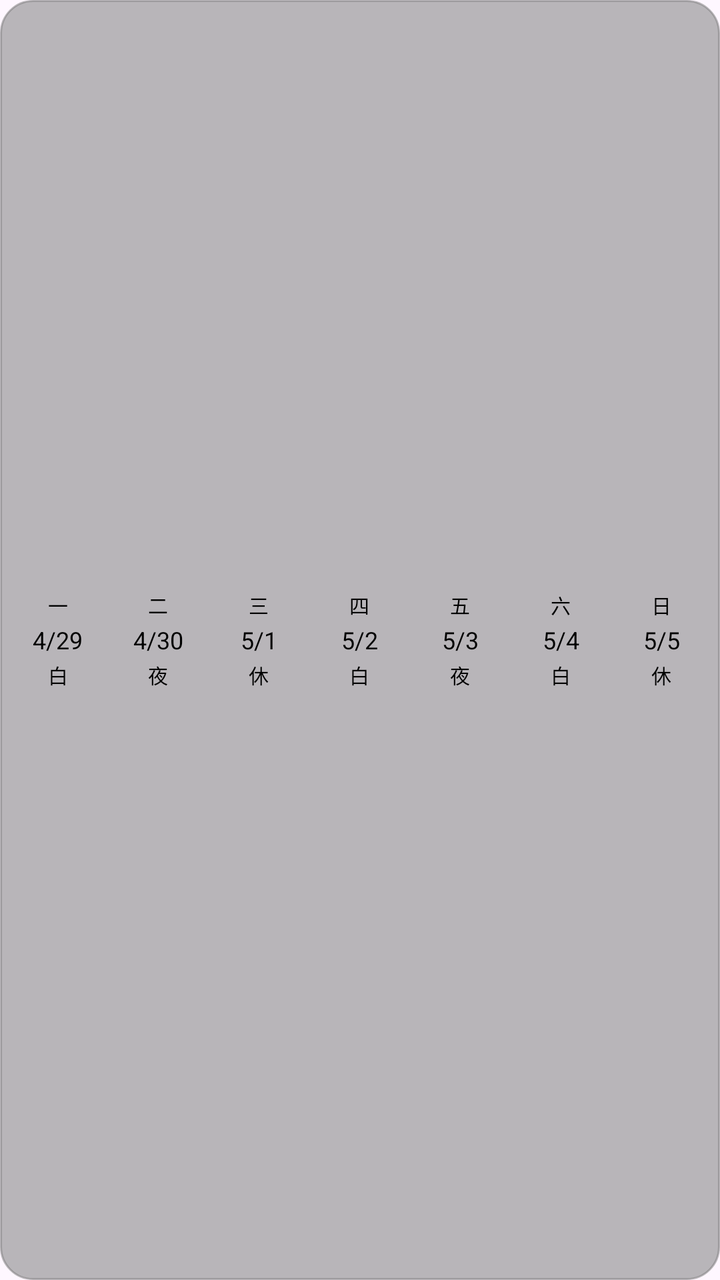
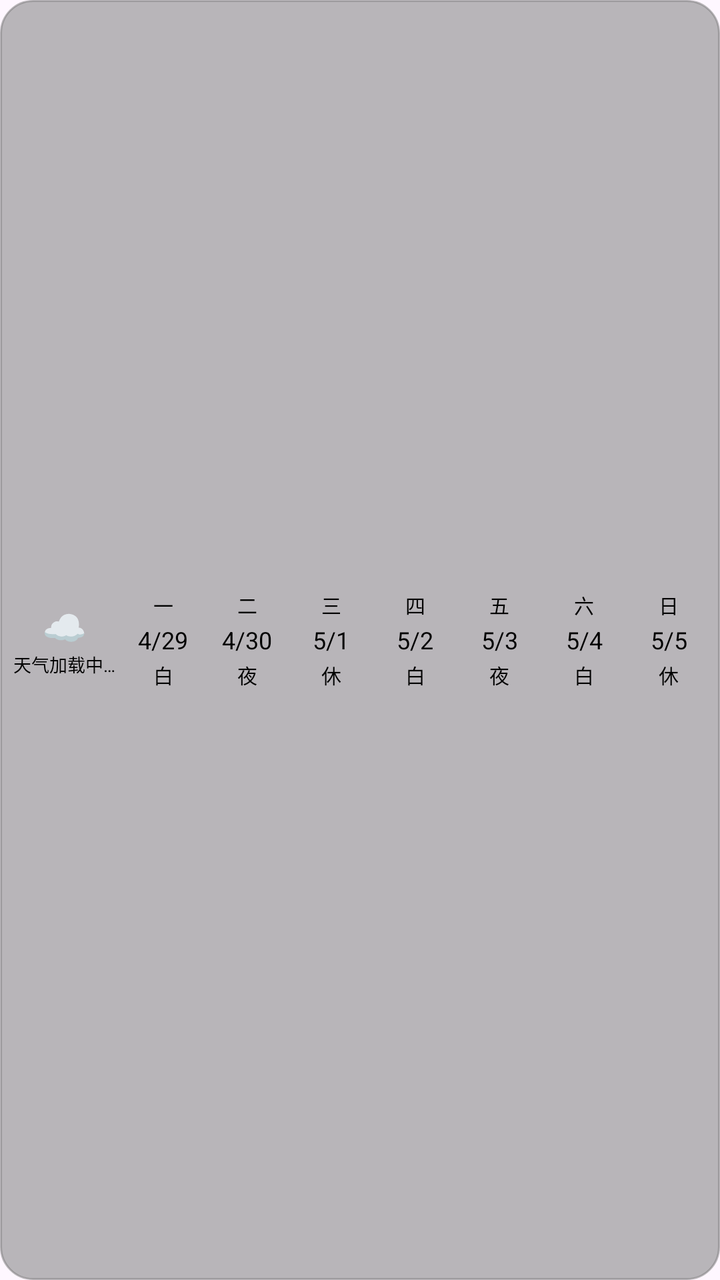

The first picture is an Android layout as it rendered before a commit; the second is the same layout after the commit. The layout source and the unified diff follow.
<!-- AndroidManifest.xml: application theme Theme.MyAppDemo -->
<!-- res/layout/widget_shift_1x4.xml -->
<?xml version="1.0" encoding="utf-8"?>
<LinearLayout xmlns:android="http://schemas.android.com/apk/res/android"
    android:id="@+id/widgetRoot"
    android:layout_width="match_parent"
    android:layout_height="match_parent"
    android:orientation="horizontal"
    android:padding="4dp"
    android:background="@drawable/bg_widget">

    <LinearLayout
        android:id="@+id/day1"
        android:layout_width="0dp"
        android:layout_height="match_parent"
        android:layout_weight="1"
        android:orientation="vertical"
        android:gravity="center">

        <TextView
            android:id="@+id/day1Name"
            android:layout_width="wrap_content"
            android:layout_height="wrap_content"
            android:text="一"
            android:textSize="10sp"
            android:textColor="@color/text_primary" />

        <TextView
            android:id="@+id/day1Date"
            android:layout_width="wrap_content"
            android:layout_height="wrap_content"
            android:text="4/29"
            android:textSize="12sp"
            android:textColor="@color/text_primary"
            android:paddingTop="2dp" />

        <TextView
            android:id="@+id/day1Shift"
            android:layout_width="wrap_content"
            android:layout_height="wrap_content"
            android:text="白"
            android:textSize="10sp"
            android:textColor="@color/text_primary"
            android:paddingTop="2dp" />

    </LinearLayout>

    <LinearLayout
        android:id="@+id/day2"
        android:layout_width="0dp"
        android:layout_height="match_parent"
        android:layout_weight="1"
        android:orientation="vertical"
        android:gravity="center">

        <TextView
            android:id="@+id/day2Name"
            android:layout_width="wrap_content"
            android:layout_height="wrap_content"
            android:text="二"
            android:textSize="10sp"
            android:textColor="@color/text_primary" />

        <TextView
            android:id="@+id/day2Date"
            android:layout_width="wrap_content"
            android:layout_height="wrap_content"
            android:text="4/30"
            android:textSize="12sp"
            android:textColor="@color/text_primary"
            android:paddingTop="2dp" />

        <TextView
            android:id="@+id/day2Shift"
            android:layout_width="wrap_content"
            android:layout_height="wrap_content"
            android:text="夜"
            android:textSize="10sp"
            android:textColor="@color/text_primary"
            android:paddingTop="2dp" />

    </LinearLayout>

    <LinearLayout
        android:id="@+id/day3"
        android:layout_width="0dp"
        android:layout_height="match_parent"
        android:layout_weight="1"
        android:orientation="vertical"
        android:gravity="center">

        <TextView
            android:id="@+id/day3Name"
            android:layout_width="wrap_content"
            android:layout_height="wrap_content"
            android:text="三"
            android:textSize="10sp"
            android:textColor="@color/text_primary" />

        <TextView
            android:id="@+id/day3Date"
            android:layout_width="wrap_content"
            android:layout_height="wrap_content"
            android:text="5/1"
            android:textSize="12sp"
            android:textColor="@color/text_primary"
            android:paddingTop="2dp" />

        <TextView
            android:id="@+id/day3Shift"
            android:layout_width="wrap_content"
            android:layout_height="wrap_content"
            android:text="休"
            android:textSize="10sp"
            android:textColor="@color/text_primary"
            android:paddingTop="2dp" />

    </LinearLayout>

    <LinearLayout
        android:id="@+id/day4"
        android:layout_width="0dp"
        android:layout_height="match_parent"
        android:layout_weight="1"
        android:orientation="vertical"
        android:gravity="center">

        <TextView
            android:id="@+id/day4Name"
            android:layout_width="wrap_content"
            android:layout_height="wrap_content"
            android:text="四"
            android:textSize="10sp"
            android:textColor="@color/text_primary" />

        <TextView
            android:id="@+id/day4Date"
            android:layout_width="wrap_content"
            android:layout_height="wrap_content"
            android:text="5/2"
            android:textSize="12sp"
            android:textColor="@color/text_primary"
            android:paddingTop="2dp" />

        <TextView
            android:id="@+id/day4Shift"
            android:layout_width="wrap_content"
            android:layout_height="wrap_content"
            android:text="白"
            android:textSize="10sp"
            android:textColor="@color/text_primary"
            android:paddingTop="2dp" />

    </LinearLayout>

    <LinearLayout
        android:id="@+id/day5"
        android:layout_width="0dp"
        android:layout_height="match_parent"
        android:layout_weight="1"
        android:orientation="vertical"
        android:gravity="center">

        <TextView
            android:id="@+id/day5Name"
            android:layout_width="wrap_content"
            android:layout_height="wrap_content"
            android:text="五"
            android:textSize="10sp"
            android:textColor="@color/text_primary" />

        <TextView
            android:id="@+id/day5Date"
            android:layout_width="wrap_content"
            android:layout_height="wrap_content"
            android:text="5/3"
            android:textSize="12sp"
            android:textColor="@color/text_primary"
            android:paddingTop="2dp" />

        <TextView
            android:id="@+id/day5Shift"
            android:layout_width="wrap_content"
            android:layout_height="wrap_content"
            android:text="夜"
            android:textSize="10sp"
            android:textColor="@color/text_primary"
            android:paddingTop="2dp" />

    </LinearLayout>

    <LinearLayout
        android:id="@+id/day6"
        android:layout_width="0dp"
        android:layout_height="match_parent"
        android:layout_weight="1"
        android:orientation="vertical"
        android:gravity="center">

        <TextView
            android:id="@+id/day6Name"
            android:layout_width="wrap_content"
            android:layout_height="wrap_content"
            android:text="六"
            android:textSize="10sp"
            android:textColor="@color/text_primary" />

        <TextView
            android:id="@+id/day6Date"
            android:layout_width="wrap_content"
            android:layout_height="wrap_content"
            android:text="5/4"
            android:textSize="12sp"
            android:textColor="@color/text_primary"
            android:paddingTop="2dp" />

        <TextView
            android:id="@+id/day6Shift"
            android:layout_width="wrap_content"
            android:layout_height="wrap_content"
            android:text="白"
            android:textSize="10sp"
            android:textColor="@color/text_primary"
            android:paddingTop="2dp" />

    </LinearLayout>

    <LinearLayout
        android:id="@+id/day7"
        android:layout_width="0dp"
        android:layout_height="match_parent"
        android:layout_weight="1"
        android:orientation="vertical"
        android:gravity="center">

        <TextView
            android:id="@+id/day7Name"
            android:layout_width="wrap_content"
            android:layout_height="wrap_content"
            android:text="日"
            android:textSize="10sp"
            android:textColor="@color/text_primary" />

        <TextView
            android:id="@+id/day7Date"
            android:layout_width="wrap_content"
            android:layout_height="wrap_content"
            android:text="5/5"
            android:textSize="12sp"
            android:textColor="@color/text_primary"
            android:paddingTop="2dp" />

        <TextView
            android:id="@+id/day7Shift"
            android:layout_width="wrap_content"
            android:layout_height="wrap_content"
            android:text="休"
            android:textSize="10sp"
            android:textColor="@color/text_primary"
            android:paddingTop="2dp" />

    </LinearLayout>

</LinearLayout>
<!-- resources referenced by this layout -->
<resources>
  <color name="text_primary">#FF000000</color>
  <!-- drawable bg_widget (drawable) -->
  <?xml version="1.0" encoding="utf-8"?>
  <shape xmlns:android="http://schemas.android.com/apk/res/android"
      android:shape="rectangle">
      
  
      
      <solid android:color="@color/transparent_gray" />
  
      
      <corners android:radius="16dp" />
  
      
      <stroke
          android:width="1dp"
          android:color="@color/transparent_gray" />
  
      
      <padding
          android:left="8dp"
          android:top="8dp"
          android:right="8dp"
          android:bottom="8dp" />
  
  </shape>
  <style name="Theme.MyAppDemo" parent="Base.Theme.MyAppDemo" />
  <color name="transparent_gray">#80757575</color>
  <style name="Base.Theme.MyAppDemo" parent="Theme.Material3.DayNight.NoActionBar">
          
          
      </style>
</resources>

<!-- the commit's change to res/layout/widget_shift_1x4.xml (unified diff, before → after) -->
@@ -3,260 +3,67 @@
     android:id="@+id/widgetRoot"
     android:layout_width="match_parent"
     android:layout_height="match_parent"
+    android:background="@drawable/bg_widget"
     android:orientation="horizontal"
-    android:padding="4dp"
-    android:background="@drawable/bg_widget">
+    android:padding="4dp">
 
     <LinearLayout
-        android:id="@+id/day1"
+        android:id="@+id/weatherArea"
         android:layout_width="0dp"
         android:layout_height="match_parent"
-        android:layout_weight="1"
-        android:orientation="vertical"
-        android:gravity="center">
-
+        android:layout_weight="1.35"
+        android:gravity="center"
+        android:orientation="vertical">
         <TextView
-            android:id="@+id/day1Name"
+            android:id="@+id/widgetWeatherIcon"
             android:layout_width="wrap_content"
             android:layout_height="wrap_content"
-            android:text="一"
-            android:textSize="10sp"
-            android:textColor="@color/text_primary" />
-
+            android:text="@string/weather_default_icon"
+            android:textSize="18sp" />
         <TextView
-            android:id="@+id/day1Date"
+            android:id="@+id/widgetWeatherText"
             android:layout_width="wrap_content"
             android:layout_height="wrap_content"
-            android:text="4/29"
-            android:textSize="12sp"
+            android:gravity="center"
+            android:maxLines="2"
+            android:text="@string/weather_loading"
             android:textColor="@color/text_primary"
-            android:paddingTop="2dp" />
-
-        <TextView
-            android:id="@+id/day1Shift"
-            android:layout_width="wrap_content"
-            android:layout_height="wrap_content"
-            android:text="白"
-            android:textSize="10sp"
-            android:textColor="@color/text_primary"
-            android:paddingTop="2dp" />
-
+            android:textSize="9sp" />
     </LinearLayout>
 
-    <LinearLayout
-        android:id="@+id/day2"
-        android:layout_width="0dp"
-        android:layout_height="match_parent"
-        android:layout_weight="1"
-        android:orientation="vertical"
-        android:gravity="center">
-
-        <TextView
-            android:id="@+id/day2Name"
-            android:layout_width="wrap_content"
-            android:layout_height="wrap_content"
-            android:text="二"
-            android:textSize="10sp"
-            android:textColor="@color/text_primary" />
-
-        <TextView
-            android:id="@+id/day2Date"
-            android:layout_width="wrap_content"
-            android:layout_height="wrap_content"
-            android:text="4/30"
-            android:textSize="12sp"
-            android:textColor="@color/text_primary"
-            android:paddingTop="2dp" />
-
-        <TextView
-            android:id="@+id/day2Shift"
-            android:layout_width="wrap_content"
-            android:layout_height="wrap_content"
-            android:text="夜"
-            android:textSize="10sp"
-            android:textColor="@color/text_primary"
-            android:paddingTop="2dp" />
-
+    <LinearLayout android:id="@+id/day1" android:layout_width="0dp" android:layout_height="match_parent" android:layout_weight="1" android:gravity="center" android:orientation="vertical">
+        <TextView android:id="@+id/day1Name" android:layout_width="wrap_content" android:layout_height="wrap_content" android:text="一" android:textColor="@color/text_primary" android:textSize="10sp" />
+        <TextView android:id="@+id/day1Date" android:layout_width="wrap_content" android:layout_height="wrap_content" android:paddingTop="2dp" android:text="4/29" android:textColor="@color/text_primary" android:textSize="12sp" />
+        <TextView android:id="@+id/day1Shift" android:layout_width="wrap_content" android:layout_height="wrap_content" android:paddingTop="2dp" android:text="白" android:textColor="@color/text_primary" android:textSize="10sp" />
     </LinearLayout>
-
-    <LinearLayout
-        android:id="@+id/day3"
-        android:layout_width="0dp"
-        android:layout_height="match_parent"
-        android:layout_weight="1"
-        android:orientation="vertical"
-        android:gravity="center">
-
-        <TextView
-            android:id="@+id/day3Name"
-            android:layout_width="wrap_content"
-            android:layout_height="wrap_content"
-            android:text="三"
-            android:textSize="10sp"
-            android:textColor="@color/text_primary" />
-
-        <TextView
-            android:id="@+id/day3Date"
-            android:layout_width="wrap_content"
-            android:layout_height="wrap_content"
-            android:text="5/1"
-            android:textSize="12sp"
-            android:textColor="@color/text_primary"
-            android:paddingTop="2dp" />
-
-        <TextView
-            android:id="@+id/day3Shift"
-            android:layout_width="wrap_content"
-            android:layout_height="wrap_content"
-            android:text="休"
-            android:textSize="10sp"
-            android:textColor="@color/text_primary"
-            android:paddingTop="2dp" />
-
+    <LinearLayout android:id="@+id/day2" android:layout_width="0dp" android:layout_height="match_parent" android:layout_weight="1" android:gravity="center" android:orientation="vertical">
+        <TextView android:id="@+id/day2Name" android:layout_width="wrap_content" android:layout_height="wrap_content" android:text="二" android:textColor="@color/text_primary" android:textSize="10sp" />
+        <TextView android:id="@+id/day2Date" android:layout_width="wrap_content" android:layout_height="wrap_content" android:paddingTop="2dp" android:text="4/30" android:textColor="@color/text_primary" android:textSize="12sp" />
+        <TextView android:id="@+id/day2Shift" android:layout_width="wrap_content" android:layout_height="wrap_content" android:paddingTop="2dp" android:text="夜" android:textColor="@color/text_primary" android:textSize="10sp" />
     </LinearLayout>
-
-    <LinearLayout
-        android:id="@+id/day4"
-        android:layout_width="0dp"
-        android:layout_height="match_parent"
-        android:layout_weight="1"
-        android:orientation="vertical"
-        android:gravity="center">
-
-        <TextView
-            android:id="@+id/day4Name"
-            android:layout_width="wrap_content"
-            android:layout_height="wrap_content"
-            android:text="四"
-            android:textSize="10sp"
-            android:textColor="@color/text_primary" />
-
-        <TextView
-            android:id="@+id/day4Date"
-            android:layout_width="wrap_content"
-            android:layout_height="wrap_content"
-            android:text="5/2"
-            android:textSize="12sp"
-            android:textColor="@color/text_primary"
-            android:paddingTop="2dp" />
-
-        <TextView
-            android:id="@+id/day4Shift"
-            android:layout_width="wrap_content"
-            android:layout_height="wrap_content"
-            android:text="白"
-            android:textSize="10sp"
-            android:textColor="@color/text_primary"
-            android:paddingTop="2dp" />
-
+    <LinearLayout android:id="@+id/day3" android:layout_width="0dp" android:layout_height="match_parent" android:layout_weight="1" android:gravity="center" android:orientation="vertical">
+        <TextView android:id="@+id/day3Name" android:layout_width="wrap_content" android:layout_height="wrap_content" android:text="三" android:textColor="@color/text_primary" android:textSize="10sp" />
+        <TextView android:id="@+id/day3Date" android:layout_width="wrap_content" android:layout_height="wrap_content" android:paddingTop="2dp" android:text="5/1" android:textColor="@color/text_primary" android:textSize="12sp" />
+        <TextView android:id="@+id/day3Shift" android:layout_width="wrap_content" android:layout_height="wrap_content" android:paddingTop="2dp" android:text="休" android:textColor="@color/text_primary" android:textSize="10sp" />
     </LinearLayout>
-
-    <LinearLayout
-        android:id="@+id/day5"
-        android:layout_width="0dp"
-        android:layout_height="match_parent"
-        android:layout_weight="1"
-        android:orientation="vertical"
-        android:gravity="center">
-
-        <TextView
-            android:id="@+id/day5Name"
-            android:layout_width="wrap_content"
-            android:layout_height="wrap_content"
-            android:text="五"
-            android:textSize="10sp"
-            android:textColor="@color/text_primary" />
-
-        <TextView
-            android:id="@+id/day5Date"
-            android:layout_width="wrap_content"
-            android:layout_height="wrap_content"
-            android:text="5/3"
-            android:textSize="12sp"
-            android:textColor="@color/text_primary"
-            android:paddingTop="2dp" />
-
-        <TextView
-            android:id="@+id/day5Shift"
-            android:layout_width="wrap_content"
-            android:layout_height="wrap_content"
-            android:text="夜"
-            android:textSize="10sp"
-            android:textColor="@color/text_primary"
-            android:paddingTop="2dp" />
-
+    <LinearLayout android:id="@+id/day4" android:layout_width="0dp" android:layout_height="match_parent" android:layout_weight="1" android:gravity="center" android:orientation="vertical">
+        <TextView android:id="@+id/day4Name" android:layout_width="wrap_content" android:layout_height="wrap_content" android:text="四" android:textColor="@color/text_primary" android:textSize="10sp" />
+        <TextView android:id="@+id/day4Date" android:layout_width="wrap_content" android:layout_height="wrap_content" android:paddingTop="2dp" android:text="5/2" android:textColor="@color/text_primary" android:textSize="12sp" />
+        <TextView android:id="@+id/day4Shift" android:layout_width="wrap_content" android:layout_height="wrap_content" android:paddingTop="2dp" android:text="白" android:textColor="@color/text_primary" android:textSize="10sp" />
     </LinearLayout>
-
-    <LinearLayout
-        android:id="@+id/day6"
-        android:layout_width="0dp"
-        android:layout_height="match_parent"
-        android:layout_weight="1"
-        android:orientation="vertical"
-        android:gravity="center">
-
-        <TextView
-            android:id="@+id/day6Name"
-            android:layout_width="wrap_content"
-            android:layout_height="wrap_content"
-            android:text="六"
-            android:textSize="10sp"
-            android:textColor="@color/text_primary" />
-
-        <TextView
-            android:id="@+id/day6Date"
-            android:layout_width="wrap_content"
-            android:layout_height="wrap_content"
-            android:text="5/4"
-            android:textSize="12sp"
-            android:textColor="@color/text_primary"
-            android:paddingTop="2dp" />
-
-        <TextView
-            android:id="@+id/day6Shift"
-            android:layout_width="wrap_content"
-            android:layout_height="wrap_content"
-            android:text="白"
-            android:textSize="10sp"
-            android:textColor="@color/text_primary"
-            android:paddingTop="2dp" />
-
+    <LinearLayout android:id="@+id/day5" android:layout_width="0dp" android:layout_height="match_parent" android:layout_weight="1" android:gravity="center" android:orientation="vertical">
+        <TextView android:id="@+id/day5Name" android:layout_width="wrap_content" android:layout_height="wrap_content" android:text="五" android:textColor="@color/text_primary" android:textSize="10sp" />
+        <TextView android:id="@+id/day5Date" android:layout_width="wrap_content" android:layout_height="wrap_content" android:paddingTop="2dp" android:text="5/3" android:textColor="@color/text_primary" android:textSize="12sp" />
+        <TextView android:id="@+id/day5Shift" android:layout_width="wrap_content" android:layout_height="wrap_content" android:paddingTop="2dp" android:text="夜" android:textColor="@color/text_primary" android:textSize="10sp" />
     </LinearLayout>
-
-    <LinearLayout
-        android:id="@+id/day7"
-        android:layout_width="0dp"
-        android:layout_height="match_parent"
-        android:layout_weight="1"
-        android:orientation="vertical"
-        android:gravity="center">
-
-        <TextView
-            android:id="@+id/day7Name"
-            android:layout_width="wrap_content"
-            android:layout_height="wrap_content"
-            android:text="日"
-            android:textSize="10sp"
-            android:textColor="@color/text_primary" />
-
-        <TextView
-            android:id="@+id/day7Date"
-            android:layout_width="wrap_content"
-            android:layout_height="wrap_content"
-            android:text="5/5"
-            android:textSize="12sp"
-            android:textColor="@color/text_primary"
-            android:paddingTop="2dp" />
-
-        <TextView
-            android:id="@+id/day7Shift"
-            android:layout_width="wrap_content"
-            android:layout_height="wrap_content"
-            android:text="休"
-            android:textSize="10sp"
-            android:textColor="@color/text_primary"
-            android:paddingTop="2dp" />
-
+    <LinearLayout android:id="@+id/day6" android:layout_width="0dp" android:layout_height="match_parent" android:layout_weight="1" android:gravity="center" android:orientation="vertical">
+        <TextView android:id="@+id/day6Name" android:layout_width="wrap_content" android:layout_height="wrap_content" android:text="六" android:textColor="@color/text_primary" android:textSize="10sp" />
+        <TextView android:id="@+id/day6Date" android:layout_width="wrap_content" android:layout_height="wrap_content" android:paddingTop="2dp" android:text="5/4" android:textColor="@color/text_primary" android:textSize="12sp" />
+        <TextView android:id="@+id/day6Shift" android:layout_width="wrap_content" android:layout_height="wrap_content" android:paddingTop="2dp" android:text="白" android:textColor="@color/text_primary" android:textSize="10sp" />
     </LinearLayout>
-
+    <LinearLayout android:id="@+id/day7" android:layout_width="0dp" android:layout_height="match_parent" android:layout_weight="1" android:gravity="center" android:orientation="vertical">
+        <TextView android:id="@+id/day7Name" android:layout_width="wrap_content" android:layout_height="wrap_content" android:text="日" android:textColor="@color/text_primary" android:textSize="10sp" />
+        <TextView android:id="@+id/day7Date" android:layout_width="wrap_content" android:layout_height="wrap_content" android:paddingTop="2dp" android:text="5/5" android:textColor="@color/text_primary" android:textSize="12sp" />
+        <TextView android:id="@+id/day7Shift" android:layout_width="wrap_content" android:layout_height="wrap_content" android:paddingTop="2dp" android:text="休" android:textColor="@color/text_primary" android:textSize="10sp" />
+    </LinearLayout>
 </LinearLayout>
<!-- resource entries referenced after the edit -->
@@ -26,6 +26,8 @@
           android:bottom="8dp" />
   
   </shape>
+  <string name="weather_default_icon">☁</string>
+  <string name="weather_loading">天气加载中…</string>
   <style name="Theme.MyAppDemo" parent="Base.Theme.MyAppDemo" />
   <color name="transparent_gray">#80757575</color>
   <style name="Base.Theme.MyAppDemo" parent="Theme.Material3.DayNight.NoActionBar">
